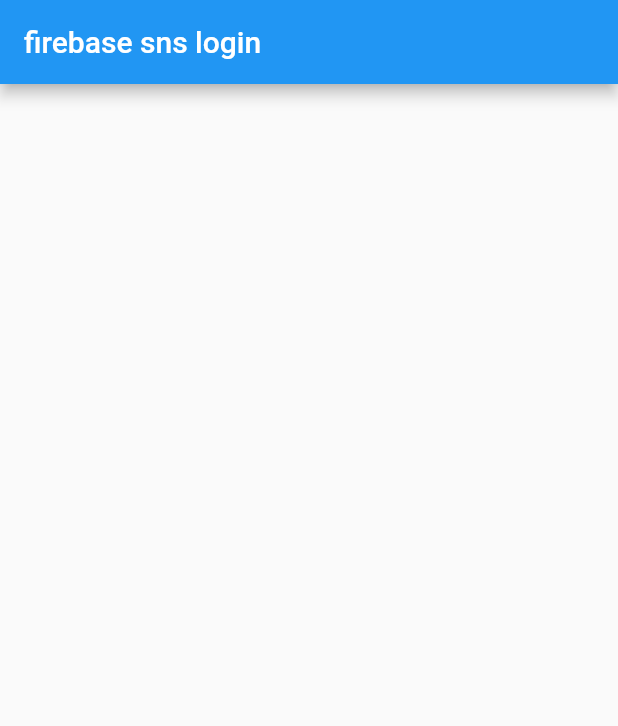
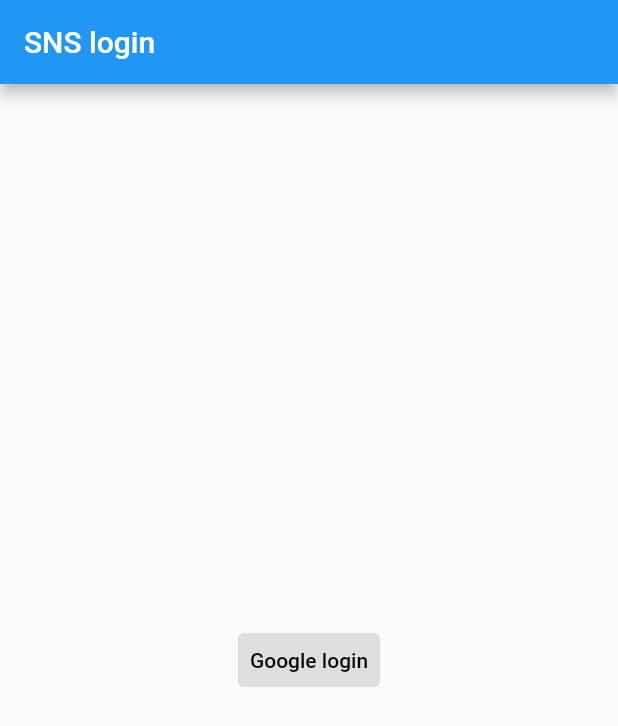
Before and after one commit to kicok/flutter_sns_login_sample, a Flutter app: the screen it shows after launch, on a phone screen of 412 x 824 dp. Shown: the top 726 px of the screen. Run offline on Flutter 3.47's test engine with Material 2 defaults, Android fonts, the phone set to English and light mode, and no system bars; our stand-ins replace firebase_auth, firebase_core, google_sign_in; accounts and stored records are empty.

Commit message:
google login연동 및 ios cocoapods 연동에러 해결

```diff
--- a/lib/pages/home.dart
+++ b/lib/pages/home.dart
@@ -1,4 +1,7 @@
+import 'package:firebase_auth/firebase_auth.dart';
 import 'package:flutter/material.dart';
+
+import 'login_widget.dart';
 
 class Home extends StatelessWidget {
   const Home({Key? key}) : super(key: key);
@@ -6,8 +9,30 @@
   @override
   Widget build(BuildContext context) {
     return Scaffold(
-      appBar: AppBar(
-        title: const Text('firebase sns login'),
+      body: StreamBuilder(
+        stream: FirebaseAuth.instance.authStateChanges(),
+        builder: (BuildContext context, AsyncSnapshot snapshot) {
+          if (!snapshot.hasData) {
+            return const LoginWidget();
+          } else {
+            return Center(
+              child: Column(
+                mainAxisAlignment: MainAxisAlignment.center,
+                children: [
+                  Text('${snapshot.data.displayName}님 환영합니다.'),
+                  TextButton(
+                    onPressed: FirebaseAuth.instance.signOut,
+                    child: const Text('로그아웃'),
+                    style: TextButton.styleFrom(
+                      backgroundColor: Colors.grey.withOpacity(0.3),
+                      primary: Colors.black,
+                    ),
+                  )
+                ],
+              ),
+            );
+          }
+        },
       ),
     );
   }
--- /dev/null
+++ b/lib/pages/login_widget.dart
@@ -0,0 +1,50 @@
+import 'package:firebase_auth/firebase_auth.dart';
+import 'package:flutter/material.dart';
+import 'package:google_sign_in/google_sign_in.dart';
+
+//https://firebase.flutter.dev/docs/auth/social 에서 코드 복사해옴
+class LoginWidget extends StatelessWidget {
+  const LoginWidget({Key? key}) : super(key: key);
+
+  Future<UserCredential> signInWithGoogle() async {
+    // Trigger the authentication flow
+    final GoogleSignInAccount? googleUser = await GoogleSignIn().signIn();
+
+    // Obtain the auth details from the request
+    final GoogleSignInAuthentication? googleAuth =
+        await googleUser?.authentication;
+
+    // Create a new credential
+    final credential = GoogleAuthProvider.credential(
+      accessToken: googleAuth?.accessToken,
+      idToken: googleAuth?.idToken,
+    );
+
+    // Once signed in, return the UserCredential
+    return await FirebaseAuth.instance.signInWithCredential(credential);
+  }
+
+  @override
+  Widget build(BuildContext context) {
+    return Scaffold(
+      appBar: AppBar(
+        title: const Text('SNS login'),
+      ),
+      body: Center(
+        child: Column(
+          mainAxisAlignment: MainAxisAlignment.center,
+          children: [
+            TextButton(
+              onPressed: signInWithGoogle,
+              child: const Text('Google login'),
+              style: TextButton.styleFrom(
+                backgroundColor: Colors.grey.withOpacity(0.3),
+                primary: Colors.black,
+              ),
+            )
+          ],
+        ),
+      ),
+    );
+  }
+}
--- a/pubspec.yaml
+++ b/pubspec.yaml
@@ -36,6 +36,8 @@
   cupertino_icons: ^1.0.2
   firebase_core: ^1.10.6
   firebase_auth: ^3.3.4
+
+  google_sign_in: ^5.2.1
 
 dev_dependencies:
   flutter_test:
```
Also changed, not shown: pubspec.lock, 5 other files.
